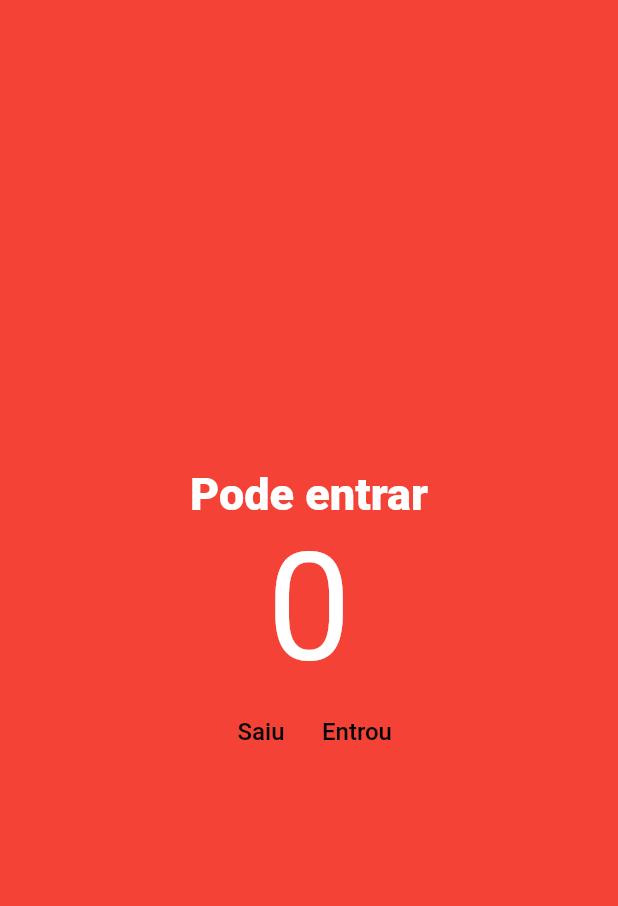
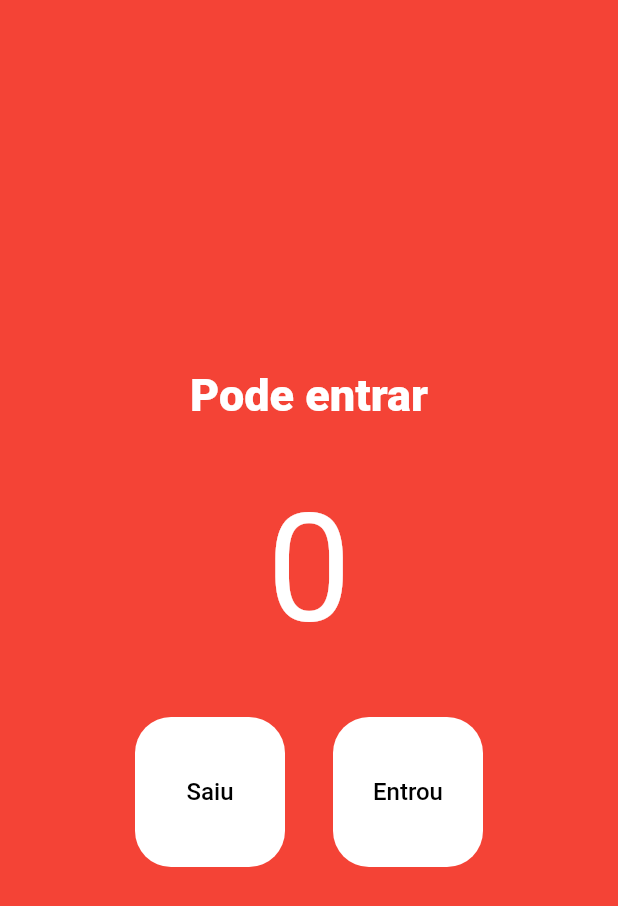
Before and after one commit to emerson-roots/curso_flutter_app_contador, a Flutter app: the screen it shows after launch, on a phone screen of 412 x 824 dp. Shown: the top 906 px of the screen. Run offline on Flutter 3.47's test engine with Material 2 defaults, Android fonts, the light colour scheme and no system bars.

Commit message:
Aula 76 - Personalizando botão e padding

```diff
--- a/lib/main.dart
+++ b/lib/main.dart
@@ -44,28 +44,56 @@ class HomePage extends StatelessWidget {
               fontWeight: FontWeight.w800,
             ),
           ),
-          const Text(
-            "0",
-            style: TextStyle(
-              fontSize: 100,
-              color: Colors.white,
+          const Padding(
+            padding: EdgeInsets.all(40),
+            child: Text(
+              "0",
+              style: TextStyle(
+                fontSize: 100,
+                color: Colors.white,
+              ),
             ),
           ),
           Row(
             mainAxisAlignment: MainAxisAlignment.center,
             children: [
               TextButton(
+                style: TextButton.styleFrom(
+                  backgroundColor: Colors.white,
+                  fixedSize: const Size(100, 100),
+                  primary: Colors.black,
+                  shape: RoundedRectangleBorder(
+                    borderRadius: BorderRadius.circular(24),
+                  ),
+                ),
                 onPressed: decrement,
-                child: Text(
+                child: const Text(
                   "Saiu",
-                  style: TextStyle(color: Colors.black, fontSize: 16),
+                  style: TextStyle(
+                    color: Colors.black,
+                    fontSize: 16,
+                  ),
                 ),
               ),
+              const SizedBox(
+                width: 32,
+              ),
               TextButton(
+                style: TextButton.styleFrom(
+                  backgroundColor: Colors.white,
+                  fixedSize: const Size(100, 100),
+                  primary: Colors.black,
+                  shape: RoundedRectangleBorder(
+                    borderRadius: BorderRadius.circular(24),
+                  ),
+                ),
                 onPressed: increment,
-                child: Text(
+                child: const Text(
                   "Entrou",
-                  style: TextStyle(color: Colors.black, fontSize: 16),
+                  style: TextStyle(
+                    color: Colors.black,
+                    fontSize: 16,
+                  ),
                 ),
               )
             ],
```
